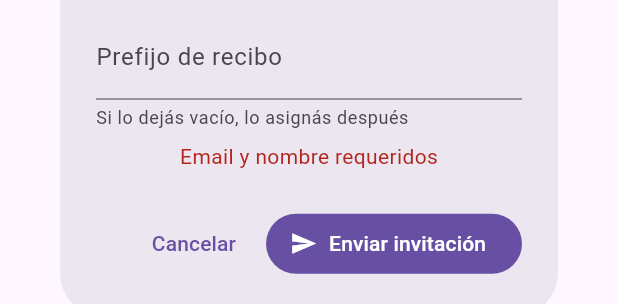
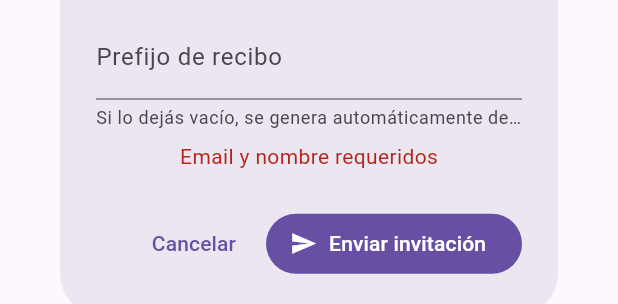
Before and after one commit to rubenmaltez/Template-TT, a Flutter app: the _InvitarDialog widget shown alone on an empty page, opened directly, after a tap on "Enviar invitación", on a phone screen of 412 x 824 dp. Shown: the part 810-1114 px from the top of the screen. Run offline on Flutter 3.47's test engine with Material 3 defaults, Android fonts, the phone set to English and light mode, and no system bars; our stand-ins replace flutter_map, flutter_riverpod, geolocator, go_router, image_picker, latlong2 and 6 more; missing offline and left inert: esc_pos_utils_plus, powersync, print_bluetooth_thermal; accounts and stored records are empty.

Commit message:
feat(cobradores): auto-generar prefijo recibo al invitar (#55)
Sprint 3 BULK 8: si el admin deja vacío el campo "Prefijo de recibo"
al invitar un cobrador, se auto-genera de las primeras 2 letras del
nombre en mayúscula (ej: "Cobrador Piloto" → "CO"). Evita el caso
E2E donde el cobrador no podía cobrar por falta de prefijo.

Helper text actualizado: "Si lo dejás vacío, se genera automáticamente
del nombre" (antes: "lo asignás después").

Co-authored-by: Claude <noreply@anthropic.com>

```diff
--- a/lib/features/admin/cobradores/cobradores_admin_screen.dart
+++ b/lib/features/admin/cobradores/cobradores_admin_screen.dart
@@ -146,10 +146,18 @@ class _InvitarDialogState extends State<_InvitarDialog> {
       return;
     }
     final prefijo = _prefijo.text.trim().toUpperCase();
-    if (prefijo.isNotEmpty && !RegExp(r'^[A-Z0-9-]{2,16}$').hasMatch(prefijo)) {
+    if (_rol == 'cobrador' && prefijo.isNotEmpty && !RegExp(r'^[A-Z0-9-]{2,16}$').hasMatch(prefijo)) {
       setState(() => _error = 'Prefijo: [A-Z0-9-]{2,16}');
       return;
     }
+    // Auto-generar prefijo si el admin lo dejó vacío: primeras 2 letras
+    // del nombre en mayúscula. Evita el caso donde el cobrador no puede
+    // cobrar porque no tiene prefijo asignado (E2E bug).
+    final prefijoFinal = prefijo.isNotEmpty
+        ? prefijo
+        : _rol == 'cobrador'
+            ? nombre.substring(0, nombre.length >= 2 ? 2 : nombre.length).toUpperCase()
+            : '';
 
     // Capturamos refs al Navigator y ScaffoldMessenger ANTES del await
     // para no usar el context del State (que queda desmontado tras el
@@ -174,8 +182,8 @@ class _InvitarDialogState extends State<_InvitarDialog> {
           'rol': _rol,
           if (PhoneTextField.sanitized(_telefono) != null)
             'telefono': PhoneTextField.sanitized(_telefono),
-          if (_rol == 'cobrador' && prefijo.isNotEmpty)
-            'prefijo_recibo': prefijo,
+          if (_rol == 'cobrador' && prefijoFinal.isNotEmpty)
+            'prefijo_recibo': prefijoFinal,
           // Explícito para que el server no asuma default si en el
           // futuro cambia (mismo patrón que crear-tenant).
           'enviar_email': _enviarEmail,
@@ -331,7 +339,7 @@ class _InvitarDialogState extends State<_InvitarDialog> {
                 decoration: const InputDecoration(
                   labelText: 'Prefijo de recibo',
                   hintText: 'COB-01',
-                  helperText: 'Si lo dejás vacío, lo asignás después',
+                  helperText: 'Si lo dejás vacío, se genera automáticamente del nombre',
                 ),
                 inputFormatters: [
                   FilteringTextInputFormatter.allow(RegExp(r'[A-Za-z0-9-]')),
```
